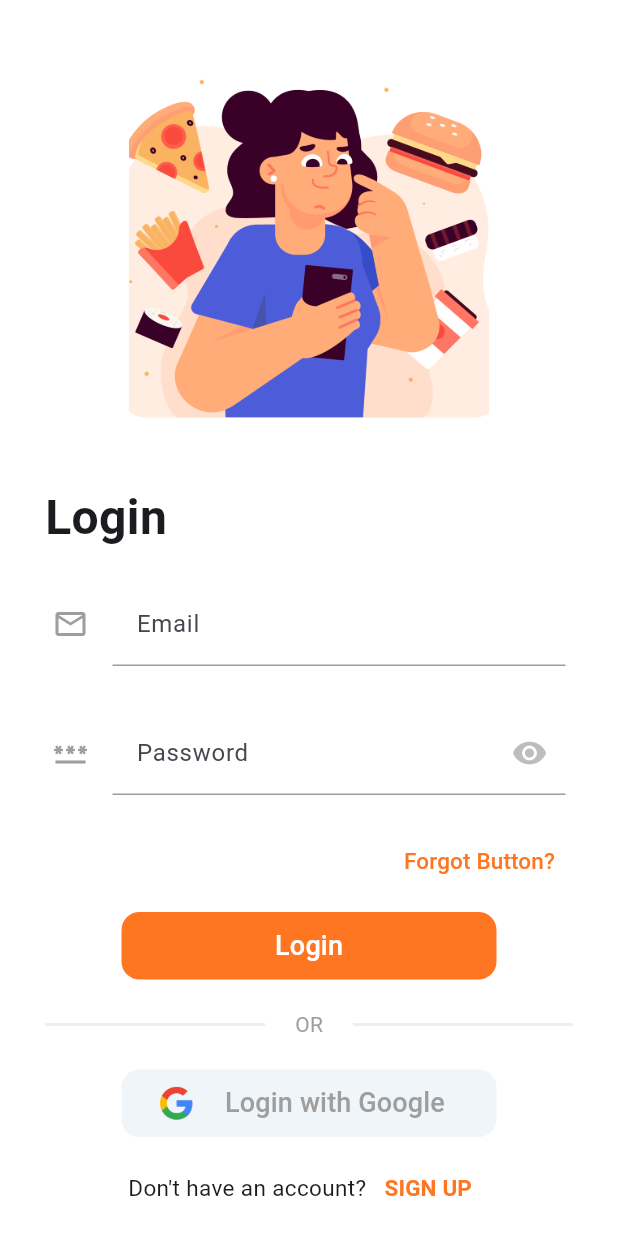
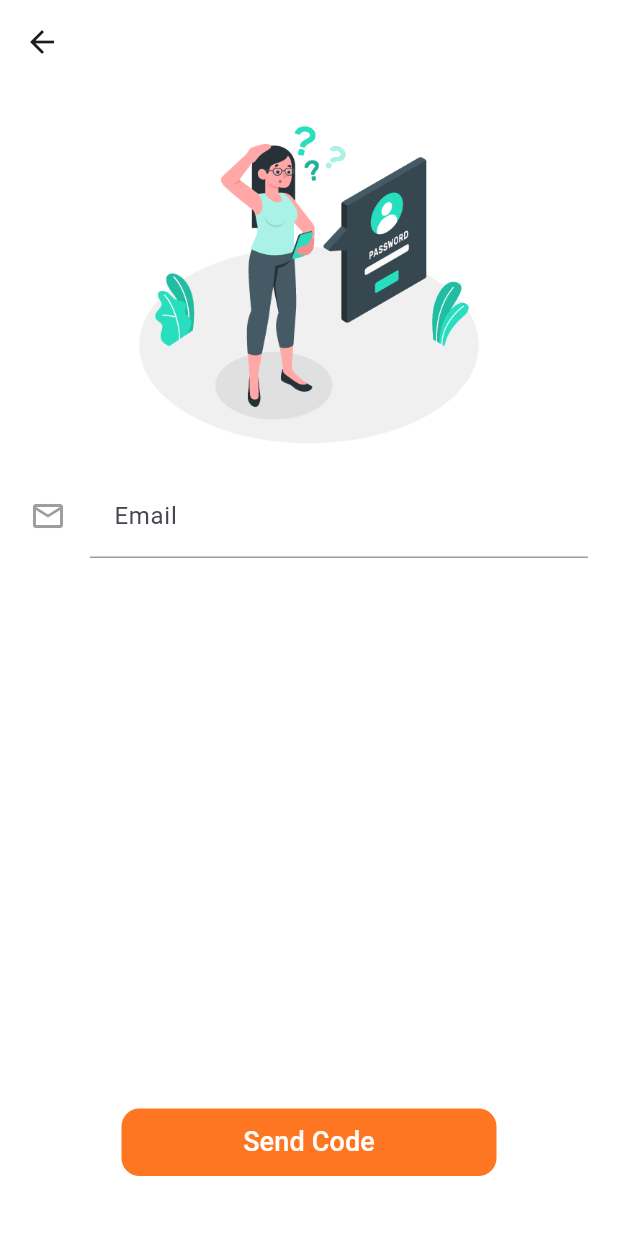
Before and after one commit to ismaildrcn/food-delivery, a Flutter app: the screen it shows after launch, after a tap on "Forgot Button?", on a phone screen of 412 x 824 dp. Run offline on Flutter 3.47's test engine with Material 3 defaults, Android fonts, the phone set to English and light mode, and no system bars; our stand-ins replace dots_indicator, flutter_pw_validator, hexcolor.

Commit message:
Add forgot password screen

```diff
--- /dev/null
+++ b/lib/screens/account/forgot.dart
@@ -0,0 +1,99 @@
+import 'package:flutter/material.dart';
+import 'package:food_delivery/core/utils/constant.dart';
+import 'package:food_delivery/core/utils/validator.dart';
+import 'package:food_delivery/screens/account/header_image.dart';
+import 'package:hexcolor/hexcolor.dart';
+
+class ForgotPassword extends StatefulWidget {
+  const ForgotPassword({super.key});
+
+  @override
+  State<ForgotPassword> createState() => _ForgotPasswordState();
+}
+
+class _ForgotPasswordState extends State<ForgotPassword> {
+  TextEditingController mailController = TextEditingController();
+  String? emailErrorText;
+
+  @override
+  Widget build(BuildContext context) {
+    return MaterialApp(
+      theme: ThemeData(scaffoldBackgroundColor: Colors.white),
+      debugShowCheckedModeBanner: false,
+      home: Scaffold(
+        appBar: AppBar(
+          backgroundColor: Colors.white,
+          leading: IconButton(
+              onPressed: () {
+                Navigator.pop(context);
+              },
+              icon: Icon(Icons.arrow_back)),
+        ),
+        body: LayoutBuilder(
+          builder: (context, constraints) {
+            return SingleChildScrollView(
+              child: ConstrainedBox(
+                constraints: BoxConstraints(
+                  minHeight: constraints.maxHeight,
+                ),
+                child: IntrinsicHeight(
+                  child: Column(
+                    children: [
+                      HeaderImage(
+                          imagePath: "lib/assets/images/forgot_password.png"),
+                      Padding(
+                        padding: const EdgeInsets.symmetric(
+                            horizontal: 20, vertical: 10),
+                        child: TextField(
+                          controller: mailController,
+                          decoration: InputDecoration(
+                            enabledBorder: UnderlineInputBorder(
+                                borderSide: BorderSide(color: Colors.grey)),
+                            errorText: emailErrorText,
+                            labelText: "Email",
+                            filled: true,
+                            fillColor: Colors.white,
+                            icon: Icon(
+                              Icons.email_outlined,
+                              color: Colors.grey,
+                            ),
+                          ),
+                          style: TextStyle(backgroundColor: Colors.white),
+                        ),
+                      ),
+                      Spacer(), // Bu widget içeriği en alta iter
+                      Padding(
+                        padding: const EdgeInsets.only(bottom: 40),
+                        child: SizedBox(
+                          width: 250,
+                          height: 45,
+                          child: FilledButton(
+                            onPressed: () {
+                              setState(() {
+                                !Validators.isValidEmail(mailController.text)
+                                    ? emailErrorText = "Geçersiz e-posta adresi"
+                                    : emailErrorText = null;
+                              });
+                            },
+                            style: FilledButton.styleFrom(
+                                backgroundColor: HexColor(primaryColor),
+                                shape: RoundedRectangleBorder(
+                                    borderRadius: BorderRadius.circular(12))),
+                            child: const Text(
+                              "Send Code",
+                              style: TextStyle(fontSize: 18),
+                            ),
+                          ),
+                        ),
+                      ),
+                    ],
+                  ),
+                ),
+              ),
+            );
+          },
+        ),
+      ),
+    );
+  }
+}
--- a/lib/screens/account/header_image.dart
+++ b/lib/screens/account/header_image.dart
@@ -9,7 +9,7 @@ class HeaderImage extends StatelessWidget {
     super.key,
     required this.imagePath,
     this.width = 240,
-    this.height = 292,
+    this.height = 240,
   });
 
   @override
--- a/lib/screens/account/login.dart
+++ b/lib/screens/account/login.dart
@@ -2,6 +2,7 @@ import 'package:flutter/cupertino.dart';
 import 'package:flutter/material.dart';
 import 'package:food_delivery/core/utils/constant.dart';
 import 'package:food_delivery/core/utils/validator.dart';
+import 'package:food_delivery/screens/account/forgot.dart';
 import 'package:food_delivery/screens/account/header_image.dart';
 import 'package:food_delivery/screens/account/signup.dart';
 import 'package:food_delivery/services/api_service.dart';
@@ -135,7 +136,13 @@ class _LoginState extends State<Login> {
                       Align(
                           alignment: Alignment.centerRight,
                           child: TextButton(
-                              onPressed: () {},
+                              onPressed: () {
+                                Navigator.push(
+                                    context,
+                                    CupertinoPageRoute(
+                                        builder: (context) =>
+                                            ForgotPassword()));
+                              },
                               child: Text(
                                 "Forgot Button?",
                                 style: TextStyle(
@@ -151,7 +158,8 @@ class _LoginState extends State<Login> {
                               !Validators.isValidEmail(mailController.text)
                                   ? emailErrorText = "Geçersiz e-posta adresi"
                                   : emailErrorText = null;
-                            ApiService().loginUser(mailController.text, passwordController.text);
+                              ApiService().loginUser(
+                                  mailController.text, passwordController.text);
                             });
                           },
                           style: FilledButton.styleFrom(
```
Also changed, not shown: lib/assets/images/forgot_password.png (added).
